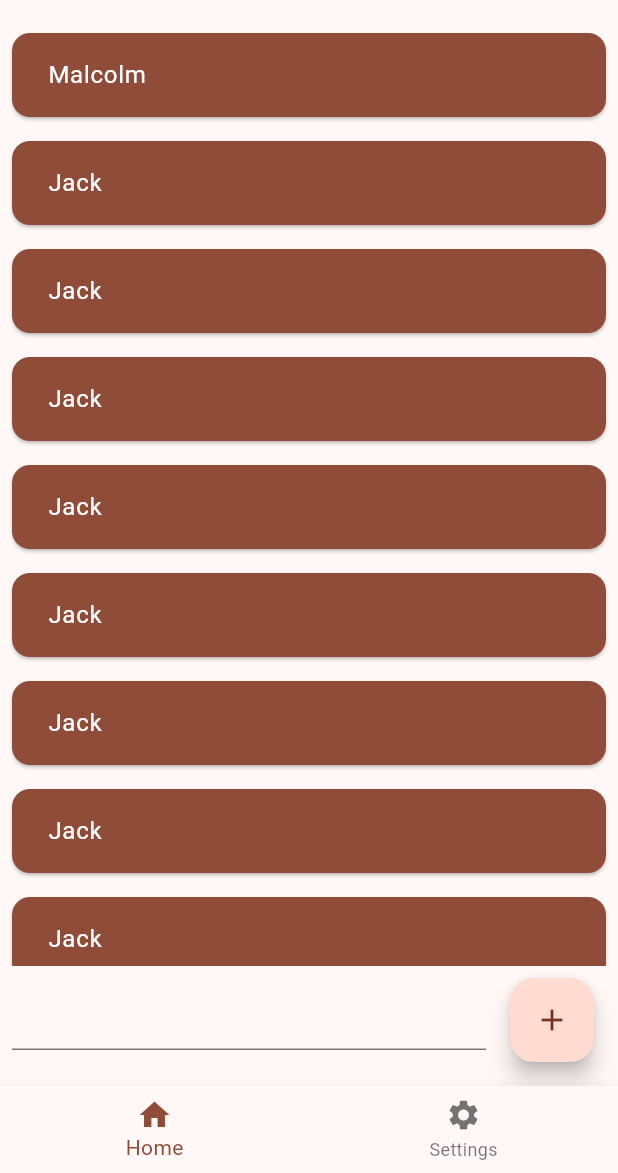
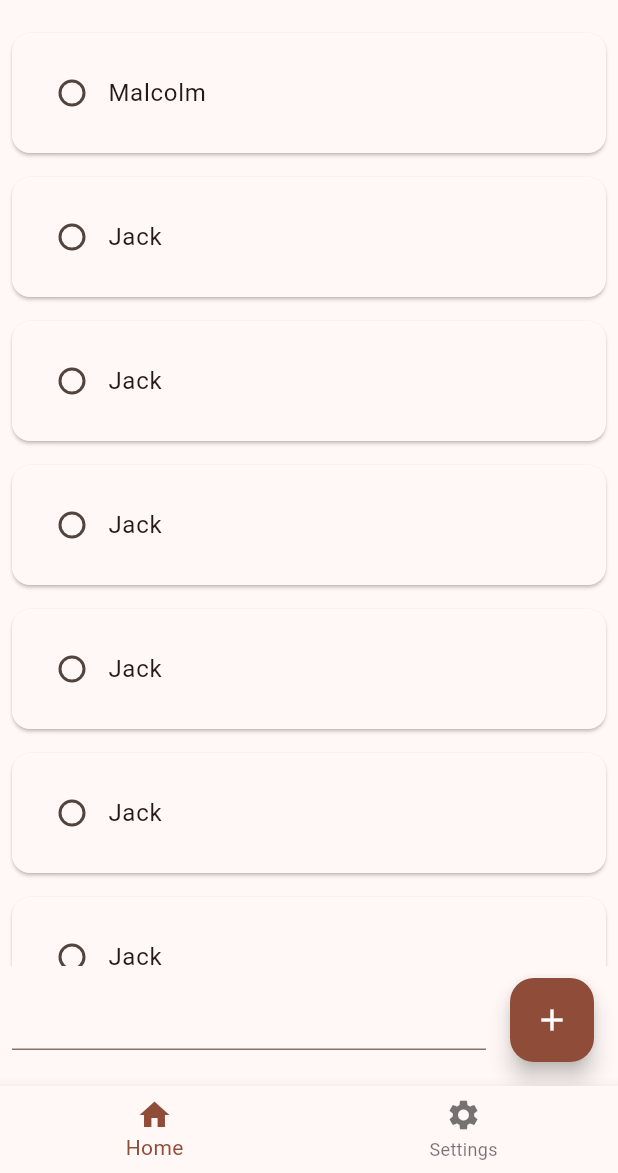
Before and after one commit to InquisitorJax/Flutter-TodoIt, a Flutter app: the screen it shows after launch, on a phone screen of 412 x 824 dp, the part 63-1236 px from its top. Run offline on Flutter 3.47's test engine with Material 2 defaults, Android fonts, the phone set to English and light mode, and no system bars; our stand-ins replace logger; Roboto replaces fonts that are missing (OpenSans).

```diff
--- a/Source/todoit/lib/domain/todo.dart
+++ b/Source/todoit/lib/domain/todo.dart
@@ -1,4 +1,5 @@
 class TodoItem {
+  bool isComplete = false;
   late String name;
   DateTime? dueDate;
 
--- a/Source/todoit/lib/features/main/todo_list_page.dart
+++ b/Source/todoit/lib/features/main/todo_list_page.dart
@@ -16,6 +16,7 @@ class TodoListPage extends StatefulWidget {
 class _TodoListPageState extends State<TodoListPage> {
   @override
   Widget build(BuildContext context) {
+    var theme = Theme.of(context);
     final todoService = Provider.of<TodoService>(context, listen: false);
     final Logger log = Provider.of<Logger>(context, listen: false);
     final listItems = todoService.getTodoItems();
@@ -57,8 +58,10 @@ class _TodoListPageState extends State<TodoListPage> {
         ],
       ),
       floatingActionButton: FloatingActionButton(
+        backgroundColor: theme.colorScheme.primary,
+        foregroundColor: theme.colorScheme.onPrimary,
+        onPressed: () {},
         child: const Icon(Icons.add),
-        onPressed: () {},
       ),
     );
   }
--- a/Source/todoit/lib/widgets/todo_card.dart
+++ b/Source/todoit/lib/widgets/todo_card.dart
@@ -13,22 +13,37 @@ class TodoCard extends StatelessWidget {
   final Animation<double> animation;
   final VoidCallback? onClicked;
 
+  void setIsComplete(bool? value) {
+    model.isComplete = value!;
+  }
+
   @override
   Widget build(BuildContext context) {
     var theme = Theme.of(context);
     final style = theme.textTheme.bodyLarge!.copyWith(
-      color: theme.colorScheme.onPrimary,
+      color: theme.colorScheme.onBackground,
     );
     return GestureDetector(
         child: Card(
           margin: const EdgeInsets.all(8),
-          color: theme.colorScheme.primary,
+          color: theme.cardColor,
           child: Padding(
-            padding: const EdgeInsets.fromLTRB(24, 16, 24, 16),
-            child: Text(
-              model.name,
-              style: style,
-              semanticsLabel: "todo name: ${model.name}",
+            padding: const EdgeInsets.all(16),
+            child: Row(
+              children: [
+                Checkbox(
+                  value: model.isComplete,
+                  shape: const CircleBorder(),
+                  onChanged: (bool? value) {
+                    setIsComplete(value);
+                  },
+                ),
+                Text(
+                  model.name,
+                  style: style,
+                  semanticsLabel: "todo name: ${model.name}",
+                ),
+              ],
             ),
           ),
         ),
```
Also changed, not shown: Source/todoit/lib/.docs/todo.txt.
